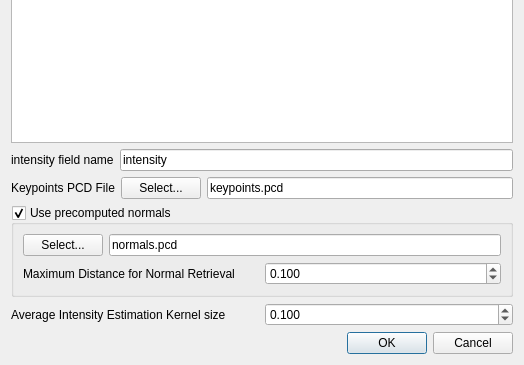
The window that vombatlib/dialogs/ComputeCalibrationDBDlg.ui (luca-penasa/vombat) describes before a commit, drawn with Qt 5; both pictures show x 0 to 524 and y 176 to 541 of the 524 by 541 pixel window.
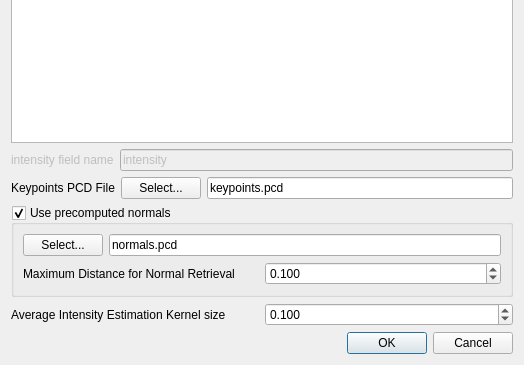
The same window after the commit.

```diff
--- a/vombatlib/dialogs/ComputeCalibrationDBDlg.ui
+++ b/vombatlib/dialogs/ComputeCalibrationDBDlg.ui
@@ -43,6 +43,9 @@
     <layout class="QHBoxLayout" name="horizontalLayout">
      <item>
       <widget class="QLabel" name="labelDistance_5">
+       <property name="enabled">
+        <bool>false</bool>
+       </property>
        <property name="text">
         <string>intensity field name</string>
        </property>
@@ -50,6 +53,9 @@
      </item>
      <item>
       <widget class="QLineEdit" name="lneFieldName">
+       <property name="enabled">
+        <bool>false</bool>
+       </property>
        <property name="text">
         <string>intensity</string>
        </property>
```
